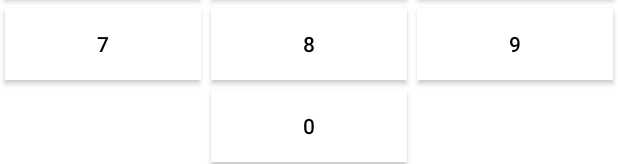
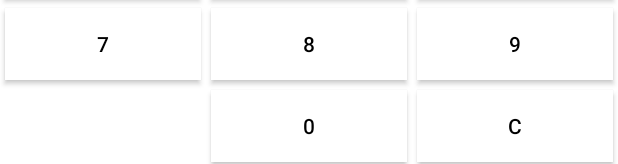
Before and after one commit to coderbunker/kiosk-android, an Android app: the layout password_dialog.xml on its own in the app's theme, with its tools: preview values and no code run, on a phone screen of 412 x 824 dp. Shown: the part 1069-1233 px from the top of the screen. Run offline under Robolectric (Android 15) with nearby library versions, the phone set to English and light mode, and no system bars.

Commit message:
Added clear button functionality #23

```diff
--- a/app/src/main/res/layout/activity_settings.xml
+++ b/app/src/main/res/layout/activity_settings.xml
@@ -116,6 +116,7 @@
                 android:id="@+id/btnSave"
                 android:layout_width="match_parent"
                 android:layout_height="wrap_content"
+                android:layout_marginBottom="20dp"
                 android:background="#FFF"
                 android:elevation="4dp"
                 android:text="Save"
--- a/app/src/main/res/layout/password_dialog.xml
+++ b/app/src/main/res/layout/password_dialog.xml
@@ -209,6 +209,19 @@
             android:text="0"
             android:textColor="#000" />
 
+        <Button
+            android:id="@+id/clear"
+            android:layout_width="wrap_content"
+            android:layout_height="wrap_content"
+            android:layout_columnWeight="1"
+            android:layout_margin="3dp"
+            android:background="#FFF"
+            android:elevation="4dp"
+            android:onClick=""
+            android:tag="C"
+            android:text="C"
+            android:textColor="#000" />
+
     </GridLayout>
 
 </RelativeLayout>
```
Also changed, not shown: app/src/main/java/com/coderbunker/kioskapp/KioskActivity.java (+14 -0 lines), app/src/main/res/layout/activity_main.xml (+12 -5 lines).
